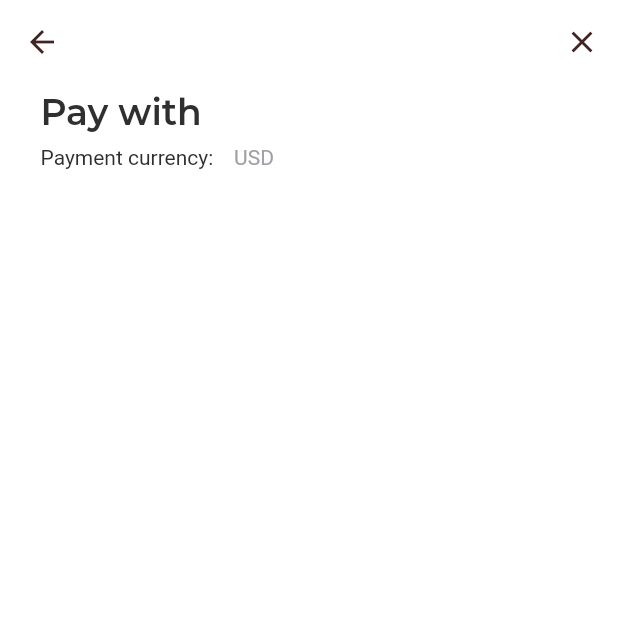
After one commit to onumengine/encostay, a Flutter app: the AddPaymentScreen screen opened directly, on a phone screen of 412 x 824 dp, the top half of it. The commit adds this screen. Run offline on Flutter 3.47's test engine with Material 2 defaults, Android fonts, the light colour scheme and no system bars; our stand-ins replace carousel_slider, equatable, floating_bottom_navigation_bar, flutter_bloc, flutter_svg, introduction_screen and 1 more; missing offline and left inert: flutter_rounded_date_picker; project files that could hold a hidden picture were left out.

Commit message:
create the skeleton of the AddPaymentScreen

```diff
--- a/lib/ui/organisms/review.dart
+++ b/lib/ui/organisms/review.dart
@@ -1,6 +1,7 @@
 import 'package:encostay/blocs/booking_status/bloc.dart';
 import 'package:encostay/blocs/booking_status/state.dart';
 import 'package:encostay/ui/molecules/card_selection_dialog.dart';
+import 'package:encostay/ui/screens/add_payment_screen.dart';
 import 'package:encostay/ui/screens/booking_status_screen.dart';
 import 'package:encostay/utilities/colors.dart';
 import 'package:encostay/utilities/constants.dart';
@@ -441,7 +442,15 @@ class _ReviewComponentState extends State<ReviewComponent> {
             ),
           ),
           SizedBox(height: 8),
-          Container(
+          GestureDetector(
+            onTap: () {
+              Navigator.of(context).push(
+                MaterialPageRoute(
+                  builder: (context) => AddPaymentScreen(),
+                ),
+              );
+            },
+            child: Container(
               padding: EdgeInsets.all(14),
               decoration: BoxDecoration(
                 borderRadius: BorderRadius.circular(20),
@@ -470,6 +479,7 @@ class _ReviewComponentState extends State<ReviewComponent> {
                     ),
                   ),
                 ],
+              ),
             ),
           ),
           SizedBox(height: 32),
--- /dev/null
+++ b/lib/ui/screens/add_payment_screen.dart
@@ -0,0 +1,81 @@
+import 'package:encostay/utilities/colors.dart';
+import 'package:flutter/material.dart';
+
+class AddPaymentScreen extends StatefulWidget {
+  const AddPaymentScreen({Key? key}) : super(key: key);
+
+  @override
+  _AddPaymentScreenState createState() => _AddPaymentScreenState();
+}
+
+class _AddPaymentScreenState extends State<AddPaymentScreen> {
+  @override
+  Widget build(BuildContext context) {
+    Size screenSize = MediaQuery.of(context).size;
+    return Scaffold(
+      backgroundColor: brandWhite,
+      appBar: AppBar(
+        automaticallyImplyLeading: true,
+        backgroundColor: brandWhite,
+        foregroundColor: brandBrown,
+        elevation: 0,
+        actions: <Widget>[
+          IconButton(
+            onPressed: () {
+              Navigator.of(context).pop();
+            },
+            icon: Icon(Icons.close),
+          ),
+        ],
+      ),
+      body: SafeArea(
+        child: Padding(
+          padding: const EdgeInsets.symmetric(horizontal: 24),
+          child: Column(
+            crossAxisAlignment: CrossAxisAlignment.start,
+            children: <Widget>[
+              Padding(
+                padding: const EdgeInsets.only(left: 3),
+                child: Text(
+                  'Pay with',
+                  style: TextStyle(
+                    fontSize: 24,
+                    fontWeight: FontWeight.w600,
+                    height: 34 / 24,
+                    color: lightTextColor,
+                  ),
+                ),
+              ),
+              Padding(
+                padding: const EdgeInsets.only(left: 3),
+                child: RichText(
+                  text: TextSpan(
+                    style: TextStyle(
+                      height: 25 / 14,
+                      color: lightTextColor,
+                    ),
+                    children: [
+                      TextSpan(
+                        text: 'Payment currency:    ',
+                      ),
+                      TextSpan(
+                        text: 'USD',
+                        style: TextStyle(
+                          height: 25 / 14,
+                          color: paleTextColor,
+                        ),
+                      )
+                    ],
+                  ),
+                ),
+              ),
+              SizedBox(
+                height: screenSize.height / 20.3,
+              ),
+            ],
+          ),
+        ),
+      ),
+    );
+  }
+}
```
Lines whose indentation alone changed are shown as unchanged.
